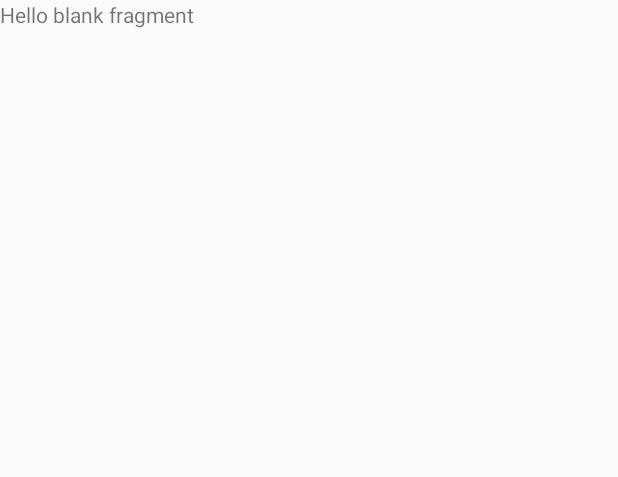
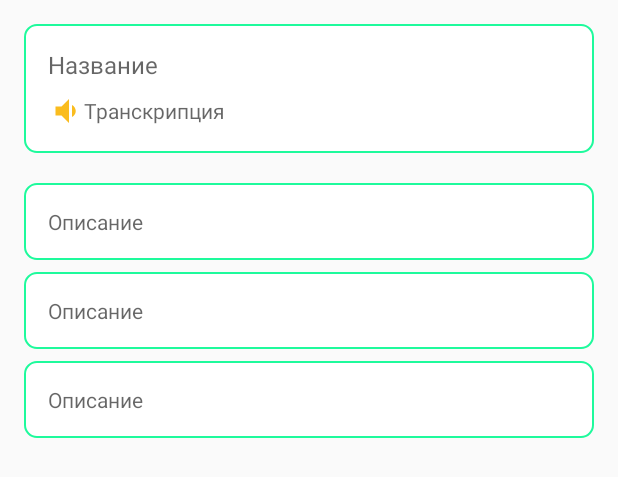
Before and after one commit to Maksim002/EngineeringEnglish, an Android app: the layout fragment_chemistry.xml on its own in the app's theme, with its tools: preview values and no code run, on a phone screen of 412 x 824 dp. Shown: the top 477 px of the screen. Run offline under Robolectric (Android 15) with nearby library versions, the phone set to English and light mode, and no system bars; Roboto replaces fonts that are not available here.

Commit message:
(23,03(23,03,10))

```diff
--- a/app/build.gradle
+++ b/app/build.gradle
@@ -1,6 +1,7 @@
 apply plugin: 'com.android.application'
 apply plugin: 'kotlin-android'
 apply plugin: 'kotlin-android-extensions'
+apply plugin: 'com.google.gms.google-services'
 
 android {
     compileSdkVersion 30
@@ -41,6 +42,7 @@ dependencies {
     implementation 'androidx.appcompat:appcompat:1.2.0'
     implementation 'androidx.constraintlayout:constraintlayout:2.0.4'
     implementation 'androidx.legacy:legacy-support-v4:1.0.0'
+    implementation 'com.google.firebase:firebase-database:19.7.0'
     testImplementation 'junit:junit:4.12'
     androidTestImplementation 'androidx.test.ext:junit:1.1.2'
     androidTestImplementation 'androidx.test.espresso:espresso-core:3.3.0'
--- a/app/src/main/java/com/example/engineeringenglish/ui/main/MainActivity.kt
+++ b/app/src/main/java/com/example/engineeringenglish/ui/main/MainActivity.kt
@@ -9,6 +9,7 @@ import androidx.navigation.findNavController
 import androidx.navigation.ui.AppBarConfiguration
 import androidx.navigation.ui.setupWithNavController
 import com.example.engineeringenglish.R
+import com.example.engineeringenglish.service.model.AppPreferences
 import kotlinx.android.synthetic.main.activity_main.*
 
 class MainActivity : AppCompatActivity() {
@@ -18,6 +19,7 @@ class MainActivity : AppCompatActivity() {
     override fun onCreate(savedInstanceState: Bundle?) {
         super.onCreate(savedInstanceState)
         setContentView(R.layout.activity_main)
+        AppPreferences.init(this)
 
         toolbar = findViewById(R.id.toolbar)
         toolbar.setTitleTextColor(R.color.colorBlack)
--- /dev/null
+++ b/app/src/main/res/drawable/circle_orange_background_bottom.xml
@@ -0,0 +1,14 @@
+<?xml version="1.0" encoding="utf-8"?>
+<shape xmlns:android="http://schemas.android.com/apk/res/android"
+    android:shape="rectangle">
+
+    <solid android:color="@color/colorWhite"/>
+    <corners
+        android:bottomLeftRadius="8dip"
+        android:bottomRightRadius="8dip"
+        android:topLeftRadius="8dip"
+        android:topRightRadius="8dip"/>
+    <stroke
+        android:width="1dip"
+        android:color="@color/colorText" />
+</shape>
--- /dev/null
+++ b/app/src/main/res/drawable/ic_baseline_volume_down_24.xml
@@ -0,0 +1,5 @@
+<vector android:height="24dp" android:tint="#FABC1E"
+    android:viewportHeight="24" android:viewportWidth="24"
+    android:width="24dp" xmlns:android="http://schemas.android.com/apk/res/android">
+    <path android:fillColor="@android:color/white" android:pathData="M18.5,12c0,-1.77 -1.02,-3.29 -2.5,-4.03v8.05c1.48,-0.73 2.5,-2.25 2.5,-4.02zM5,9v6h4l5,5V4L9,9H5z"/>
+</vector>
--- a/app/src/main/res/layout/fragment_chemistry.xml
+++ b/app/src/main/res/layout/fragment_chemistry.xml
@@ -1,14 +1,47 @@
 <?xml version="1.0" encoding="utf-8"?>
-<FrameLayout xmlns:android="http://schemas.android.com/apk/res/android"
+<LinearLayout xmlns:android="http://schemas.android.com/apk/res/android"
     xmlns:tools="http://schemas.android.com/tools"
     android:layout_width="match_parent"
     android:layout_height="match_parent"
+    xmlns:app="http://schemas.android.com/apk/res-auto"
+    android:orientation="vertical"
     tools:context=".ChemistryFragment">
 
-    <!-- TODO: Update blank fragment layout -->
-    <TextView
+    <LinearLayout
+        android:layout_width="match_parent"
+        android:layout_height="wrap_content"
+        android:layout_marginTop="16dp"
+        android:layout_marginRight="16dp"
+        android:layout_marginLeft="16dp"
+        android:background="@drawable/circle_orange_background_bottom"
+        android:padding="16dp"
+        android:orientation="vertical">
+
+        <TextView
+            android:layout_width="wrap_content"
+            android:layout_height="wrap_content"
+            android:textColor="@color/colorBlack"
+            android:textSize="16sp"
+            android:layout_gravity=""
+            android:hint="Название"/>
+
+        <TextView
+            android:layout_width="wrap_content"
+            android:layout_height="wrap_content"
+            android:drawableLeft="@drawable/ic_baseline_volume_down_24"
+            android:gravity="center"
+            android:textSize="14sp"
+            android:layout_marginTop="8dp"
+            android:textColor="@color/colorBlack"
+            android:hint="Транскрипция"/>
+    </LinearLayout>
+
+    <androidx.recyclerview.widget.RecyclerView
+        android:id="@+id/chemistry_recycler"
         android:layout_width="match_parent"
         android:layout_height="match_parent"
-        android:text="@string/hello_blank_fragment" />
+        tools:listitem="@layout/item_chemistry"
+        android:layout_margin="16dp"
+        app:layoutManager="androidx.recyclerview.widget.LinearLayoutManager"/>
 
-</FrameLayout>
+</LinearLayout>
--- /dev/null
+++ b/app/src/main/res/layout/item_chemistry.xml
@@ -0,0 +1,18 @@
+<?xml version="1.0" encoding="utf-8"?>
+<LinearLayout xmlns:android="http://schemas.android.com/apk/res/android"
+    android:orientation="vertical"
+    android:layout_marginTop="4dp"
+    android:layout_marginBottom="4dp"
+    android:layout_width="match_parent"
+    android:layout_height="wrap_content">
+
+    <TextView
+        android:id="@+id/text_chemistry"
+        android:layout_width="match_parent"
+        android:layout_height="wrap_content"
+        android:background="@drawable/circle_orange_background_bottom"
+        android:textSize="14sp"
+        android:padding="16dp"
+        android:hint="Описание"/>
+
+</LinearLayout>
--- a/app/src/main/res/values/colors.xml
+++ b/app/src/main/res/values/colors.xml
@@ -8,6 +8,7 @@
     <color name="colorText">#1EFA9C</color>
     <color name="colorWhite">#FFFFFF</color>
     <color name="colorBlack">#000</color>
+    <color name="colorRed">#FF0000</color>
 
     <array name="dot_colors">
         <item>#FABC1E</item>
--- a/build.gradle
+++ b/build.gradle
@@ -8,6 +8,7 @@ buildscript {
     dependencies {
         classpath "com.android.tools.build:gradle:4.0.1"
         classpath "org.jetbrains.kotlin:kotlin-gradle-plugin:$kotlin_version"
+        classpath 'com.google.gms:google-services:4.3.5'
 
         // NOTE: Do not place your application dependencies here; they belong
         // in the individual module build.gradle files
```
Also changed, not shown: app/src/main/java/com/example/engineeringenglish/ChemistryFragment.kt (+40 -41 lines), app/src/main/java/com/example/engineeringenglish/adapter/ChemistryAdapter.kt (added, +39 -0 lines), app/src/main/java/com/example/engineeringenglish/adapter/ChemistryListener.kt (added, +11 -0 lines), app/src/main/java/com/example/engineeringenglish/adapter/ViewHolder.kt (added, +32 -0 lines), app/src/main/java/com/example/engineeringenglish/service/model/AppPreferences.kt (added, +27 -0 lines), app/src/main/java/com/example/engineeringenglish/service/model/ChemistryModel.kt (added, +8 -0 lines), app/src/main/res/drawable/color_grey.xml (added, +11 -0 lines), app/src/main/res/drawable/color_red.xml (added, +11 -0 lines), 2 other files.
